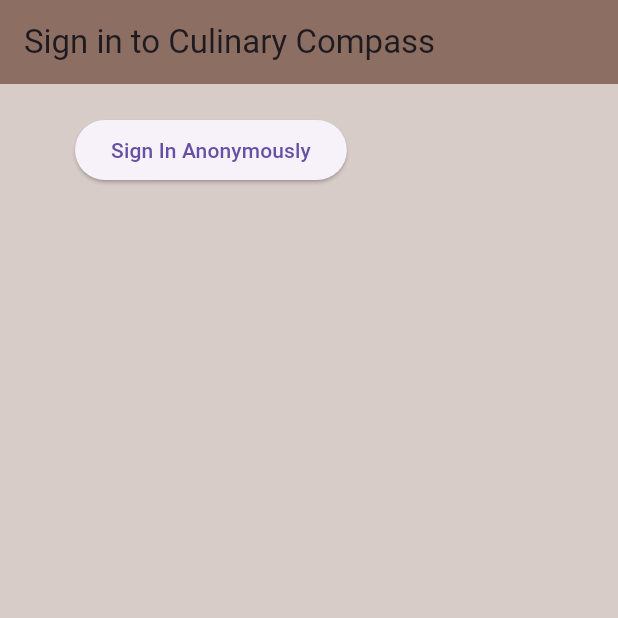
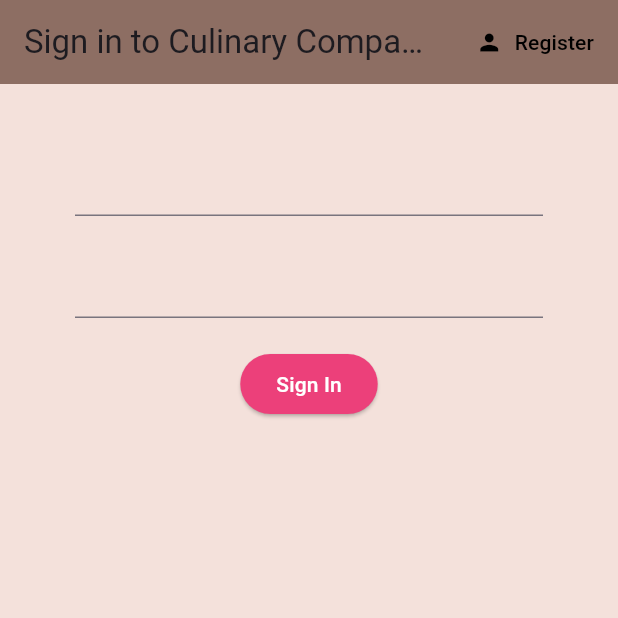
Before and after one commit to yewkhang/culinary_compass, a Flutter app: the screen it shows after launch, on a phone screen of 412 x 824 dp, the top half of it. Run offline on Flutter 3.47's test engine with Material 3 defaults, Android fonts, the light colour scheme and no system bars; our stand-ins replace cloud_firestore, firebase_auth, firebase_core; accounts and stored records are empty.

Commit message:
updated signin page for email and password

```diff
--- a/lib/authenticate/signin.dart
+++ b/lib/authenticate/signin.dart
@@ -2,7 +2,9 @@ import 'package:culinary_compass/services/auth.dart';
 import 'package:flutter/material.dart';
 
 class SignIn extends StatefulWidget {
-  const SignIn({super.key});
+  final Function? togglePageView;
+
+  const SignIn({super.key, this.togglePageView});
 
   @override
   State<SignIn> createState() => _SignInState();
@@ -12,30 +14,82 @@ class _SignInState extends State<SignIn> {
 
   // to access auth services
   final AuthService _auth = AuthService();
+  // to help keep track of state of form, can access validation techniques
+  final _formKey = GlobalKey<FormState>();
+
+  // text field states
+  String email = "";
+  String password = "";
+  String error = "";
 
   @override
   Widget build(BuildContext context) {
     return Scaffold(
-      backgroundColor: Colors.brown[100],
+      backgroundColor: const Color.fromARGB(255, 244, 225, 219),
       appBar: AppBar(
         backgroundColor: Colors.brown[400],
         elevation: 0.0, // drop shadow
-        title: Text('Sign in to Culinary Compass'),
+        title: Text("Sign in to Culinary Compass"),
+        actions: <Widget>[
+          TextButton.icon(
+            icon: Icon(Icons.person, color: Colors.black),
+            label: Text(
+              "Register",
+              style: TextStyle(color: Colors.black)), // to swap pages
+            onPressed: () {
+              widget.togglePageView!(); // toggle pages using function in widget itself
+            },
+          )
+        ]
       ),
       body: Container(
         padding: EdgeInsets.symmetric(vertical: 20, horizontal: 50),
-        child: ElevatedButton(
-          child: Text('Sign In Anonymously'),
-          // when tapping the button, returns signInAnon method in auth
-          onPressed: () async {
-            dynamic result = await _auth.signInAnon();
-            if (result == null) {
-              print("Error Signing In!");
-            } else {
-              print("Signed In!");
-              print("User's uid: " + result.uid);
-            }
-          },
+          child:Form(
+            key: _formKey,
+            child: Column(
+              children: <Widget>[
+              SizedBox(height: 20.0),
+              TextFormField(
+                // returns null --> means is valid
+                validator: (typedEmail) =>
+// can validate more
+                  typedEmail!.isEmpty ? "Enter an email" : null,
+                onChanged: (typedEmail) {
+                  setState(() => email = typedEmail);
+                },
+              ),
+              SizedBox(height: 20.0),
+              TextFormField(
+                obscureText: true,
+                validator: (typedPassword) =>
+                  (typedPassword!.length < 6) ? "Enter a valid password\nRequirement: At least 6 characters long" : null,
+                onChanged: (typedPassword) {
+                  setState(() => password = typedPassword);
+                },
+              ),
+              SizedBox(height: 20.0),
+              ElevatedButton(
+                style: ButtonStyle(
+                  backgroundColor: WidgetStateProperty.all<Color?>(Colors.pink[400]!)
+                ),
+                child: Text("Sign In", style: TextStyle(color: Colors.white)),
+                onPressed: () async {
+                  if (_formKey.currentState!.validate()) { // uses validator properties above
+                    dynamic result = await _auth.signInUserEmail(email, password);
+                    if (result == null) {
+                      setState(() => error = "Please enter a valid email and/or password");
+                    }
+                  }
+                },
+              ),
+              SizedBox(height: 12.0),
+              // Displays error message if there is, else not displayed
+              Text(
+                error,
+                style: TextStyle(color: Colors.red, fontSize: 14.0)
+              )
+            ],
+          )
         )
       )
     );
```
